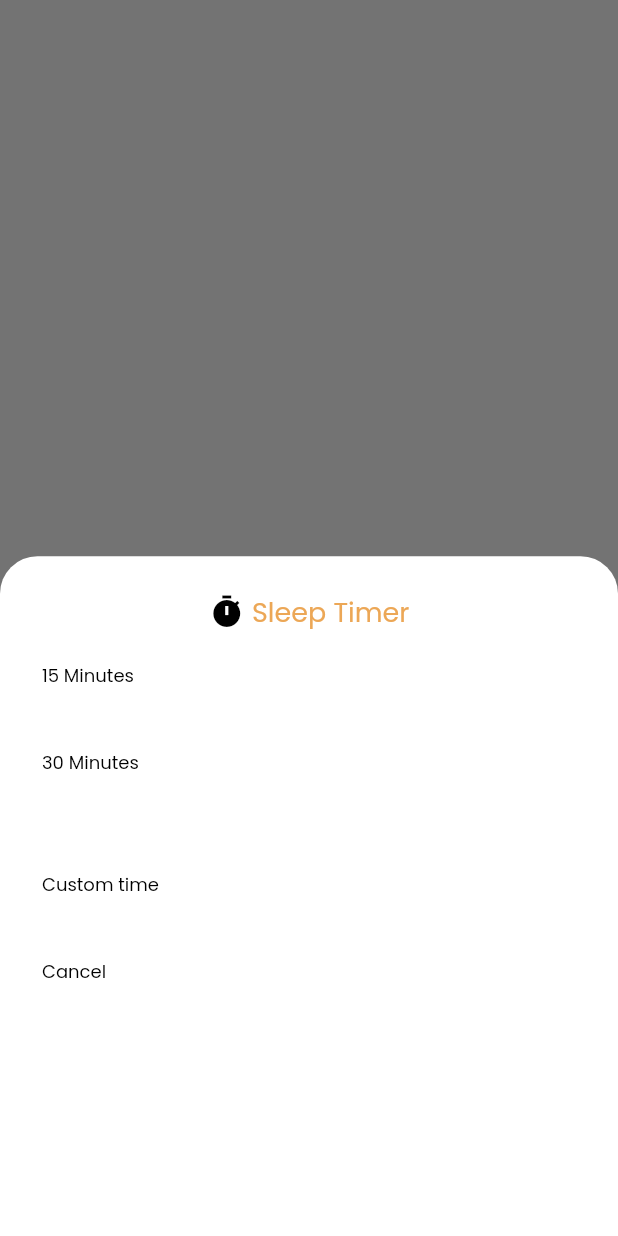
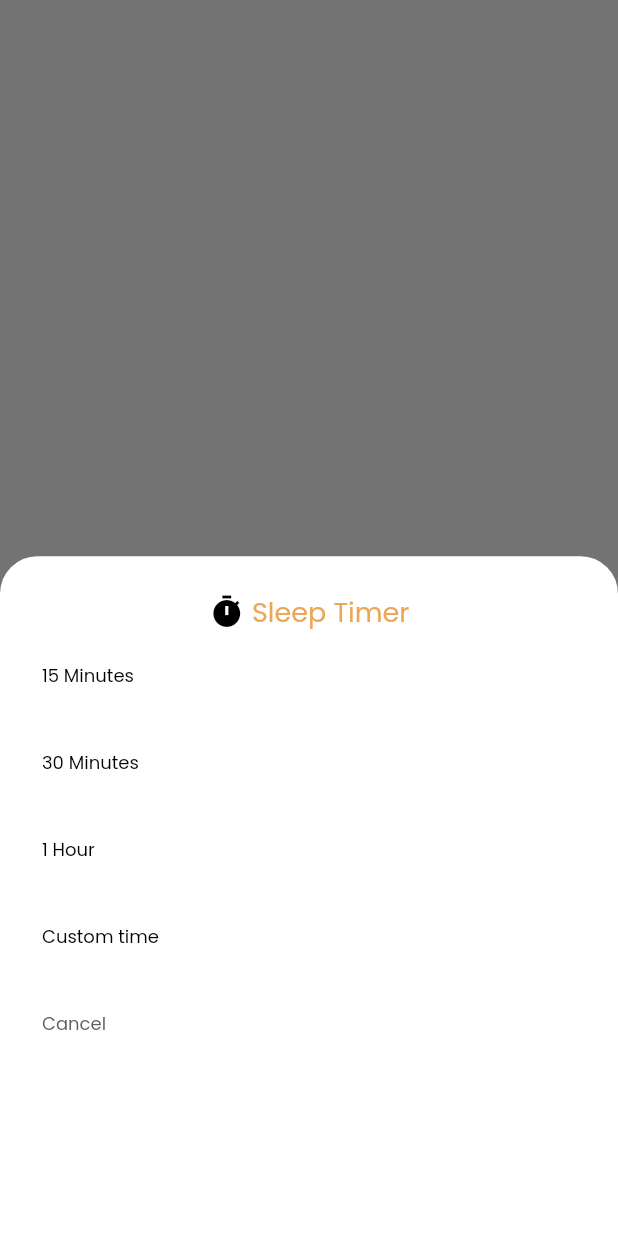
Before and after one commit to VorpsTechnology/Radiosesel-app, a Flutter app: what startSleepTimer() shows on an empty page, opened directly, on a phone screen of 412 x 824 dp. Run offline on Flutter 3.47's test engine with Material 2 defaults, Android fonts, the phone set to English and light mode, and no system bars; our stand-ins replace another_flushbar, cached_network_image, cloud_firestore, connectivity, country_picker, easy_localization and 17 more; missing offline and left inert: flutter_radio_player, we_slide, xml2json; accounts and stored records are empty; network calls fail; statements that could not run were skipped.

Commit message:
updates ready

```diff
--- a/lib/main.dart
+++ b/lib/main.dart
@@ -4,6 +4,7 @@ import 'package:get/get.dart';
 import 'package:music_streaming_mobile/screens/dashboard/dashboard_controller.dart';
 import 'package:music_streaming_mobile/screens/contact_us/contactus_controller.dart';
 import 'package:music_streaming_mobile/screens/misc/base_controller.dart';
+import 'package:music_streaming_mobile/screens/misc/sleep_timer_controller.dart';
 import 'package:music_streaming_mobile/screens/news/news_controller.dart';
 import 'package:music_streaming_mobile/screens/radio/radio_detail_controller.dart';
 import 'package:google_mobile_ads/google_mobile_ads.dart';
@@ -46,6 +47,7 @@ void main() async {
   Get.put(RadioDetailController());
   Get.put(NewsController());
   Get.put(BaseController());
+  Get.put(SleepTimerController());
 
   runApp(
     EasyLocalization(
--- a/lib/manager/player_manager.dart
+++ b/lib/manager/player_manager.dart
@@ -1,4 +1,4 @@
-import 'dart:developer';
+
 
 import 'package:flutter/cupertino.dart';
 import 'package:flutter/services.dart';
--- a/lib/screens/player/sleep_timer.dart
+++ b/lib/screens/player/sleep_timer.dart
@@ -1,8 +1,9 @@
+import 'package:flutter/material.dart';
+import 'package:get/get.dart';
+import 'package:music_streaming_mobile/helper/common_import.dart';
+import 'package:music_streaming_mobile/screens/misc/sleep_timer_controller.dart';
 
-import 'package:flutter/material.dart';
-import 'package:music_streaming_mobile/helper/common_import.dart';
-
-
+final SleepTimerController _timerController = Get.find();
 Future<dynamic> startSleepTimer(BuildContext context) async =>
     showModalBottomSheet(
       context: context,
@@ -18,7 +19,14 @@ Future<dynamic> startSleepTimer(BuildContext context) async =>
             topRight: Radius.circular(25.0),
           ),
         ),
-        child: Column(children: [
+        child: GetBuilder<SleepTimerController>(builder: (state) {
+          String twoDigits(int n) => n.toString().padLeft(2, '0');
+          final String seconds =
+              twoDigits(state.duration.inSeconds.remainder(60));
+          final String minutes =
+              twoDigits(state.duration.inMinutes.remainder(60));
+
+          return Column(children: [
             const SizedBox(height: 16),
             Row(
               mainAxisAlignment: MainAxisAlignment.center,
@@ -31,43 +39,68 @@ Future<dynamic> startSleepTimer(BuildContext context) async =>
                             Theme.of(context).textTheme.titleMedium!.fontSize))
               ],
             ),
-          Expanded(
-              child: ListView.builder(
-            itemBuilder: (context, index) => SheetEntry(
-              onTap: () =>
-                  startTimer(sleepTimerCounts.keys.toList()[index], context),
-              title: sleepTimerCounts.values.toList()[index],
+            // Expanded(
+            //     child: ListView.builder(
+            //   itemBuilder: (context, index) =>
+            for (final entry in [
+              0,
+              1,
+              2,
+            ])
+              SheetEntry(
+                onTap: () => _timerController.startTimer(
+                    sleepTimerCounts.keys.toList()[entry], context),
+                title: sleepTimerCounts.values.toList()[entry],
+                color: !state.isSleepTimerRunning.value
+                    ? CommonColor.black
+                    : CommonColor.lightblack,
               ),
-            itemCount: sleepTimerCounts.keys.length,
-          )),
+            // itemCount: sleepTimerCounts.keys.length,
+            // )),
             SheetEntry(
-            onTap: () => startTimer(sleepTimerCounts.keys.toList()[1], context),
+              onTap: state.isSleepTimerRunning.value
+                  ? () {}
+                  : () async {
+                      Future<TimeOfDay?> selectedTime = showTimePicker(
+                        initialTime: TimeOfDay.now(),
+                        context: context,
+                      ).then((value) {
+                        TimeOfDay time = value as TimeOfDay;
+                        final _now = DateTime.now();
+                        DateTime d = DateTime(_now.year, _now.month, _now.day,
+                            time.hour, time.minute);
+                        final diff = d.difference(_now).inMinutes;
+                        _timerController.startTimer(diff, context);
+                      });
+                    },
               title: "Custom time",
             ),
             SheetEntry(
-              onTap: () =>
-                  startTimer(sleepTimerCounts.keys.toList()[1], context),
-              title: "Cancel"),
-          const Spacer()
-        ]),
+              onTap: () => _timerController.cancelTimer(context),
+              title: state.isSleepTimerRunning.value
+                  ? "Cancel   $minutes : $seconds"
+                  : "Cancel",
+              color: state.isSleepTimerRunning.value
+                  ? CommonColor.kGreen
+                  : CommonColor.lightblack,
+            ),
+            // const Spacer()
+          ]);
+        }),
       ),
     );
 
 // int  = 0;
-final pageManager = getIt<PlayerManager>();
-void startTimer(int sleepTimerDuration, BuildContext ctx) {
-  Timer(Duration(minutes: sleepTimerDuration), () {
-    // Pause the music player here
-    // Add the logic to pause the music player in your app
-    pageManager.pause();
-  });
-  Navigator.maybePop(ctx);
-}
 
 class SheetEntry extends StatelessWidget {
-  const SheetEntry({super.key, required this.onTap, required this.title});
+  const SheetEntry(
+      {super.key,
+      required this.onTap,
+      required this.title,
+      this.color = Colors.black});
   final VoidCallback onTap;
   final String title;
+  final Color? color;
   @override
   Widget build(BuildContext context) {
     return InkWell(
@@ -75,7 +108,9 @@ class SheetEntry extends StatelessWidget {
       child: Container(
         width: double.infinity,
         alignment: Alignment.centerLeft,
-        child: Text(title, style: Theme.of(context).textTheme.bodyMedium),
+        child: Text(title,
+            style:
+                Theme.of(context).textTheme.bodyMedium?.copyWith(color: color)),
         margin: const EdgeInsets.all(5),
         padding: const EdgeInsets.all(15),
       ),
```
Also changed, not shown: lib/helper/strings.dart (+1 -6 lines), lib/screens/misc/sleep_timer_controller.dart (added, +47 -0 lines), assets/icons/disc.png. Lines whose indentation alone changed are shown as unchanged.
